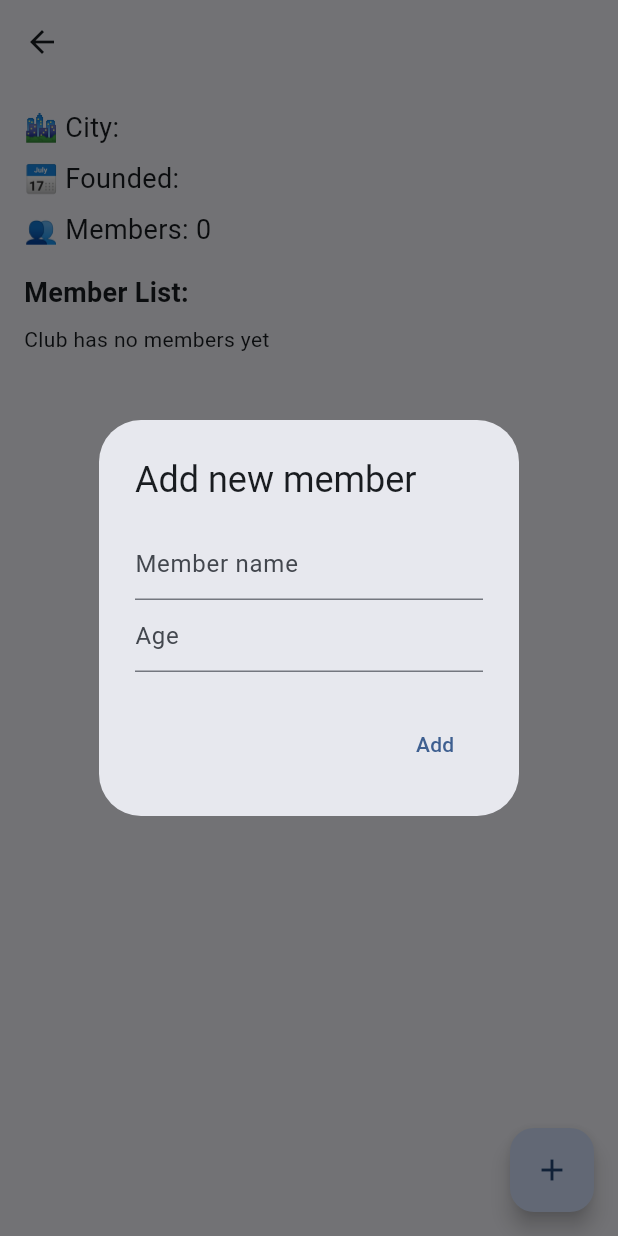
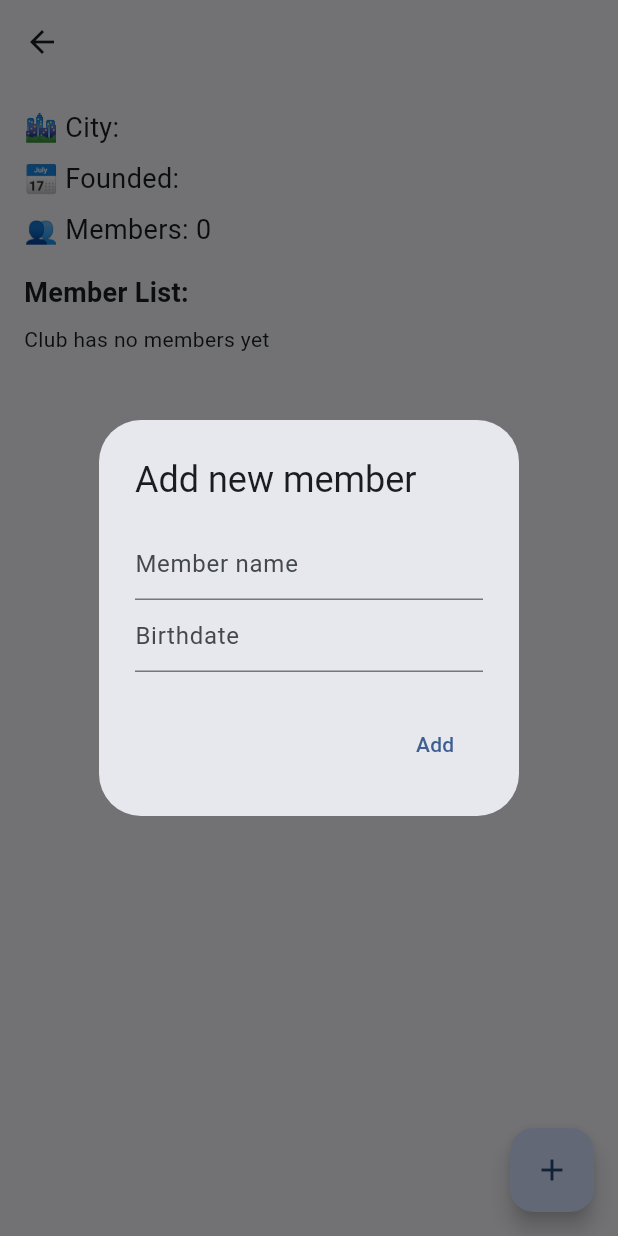
Before and after one commit to AdrianJaeger/club-app, a Flutter app: the ClubPage screen opened directly with empty values, after a tap on the "add" icon, on a phone screen of 412 x 824 dp. Run offline on Flutter 3.47's test engine with Material 3 defaults, Android fonts, the phone set to English and light mode, and no system bars; our stand-ins replace sqflite; accounts and stored records are empty.

Commit message:
birthdate for members, closes #8

```diff
--- a/lib/club_page.dart
+++ b/lib/club_page.dart
@@ -36,7 +36,7 @@ class _ClubPageState extends State<ClubPage> {
     if (memberData != null && memberData['name']!.isNotEmpty) {
       await DatabaseHelper.instance.addMember(
         memberData['name']!,
-        int.parse(memberData['age']!),
+        memberData['birthdate']!,
         widget.club['id'],
       );
       _loadMembers();
@@ -45,7 +45,24 @@ class _ClubPageState extends State<ClubPage> {
 
   Future<Map<String, String>?> _createMemberDialog() async {
     String? memberName;
-    String? memberAge;
+    String? memberBirthdate;
+    TextEditingController dateController = TextEditingController();
+
+    Future<void> selectDate(BuildContext context) async {
+      DateTime? pickedDate = await showDatePicker(
+        context: context,
+        initialDate: DateTime(2000),
+        firstDate: DateTime(1900),
+        lastDate: DateTime.now(),
+      );
+
+      if (pickedDate != null) {
+        setState(() {
+          memberBirthdate = pickedDate.toIso8601String().split('T')[0]; //YYYY-MM-DD ;
+          dateController.text = memberBirthdate!;
+        });
+      }
+    }
 
     return showDialog<Map<String, String>>(
       context: context,
@@ -65,22 +82,21 @@ class _ClubPageState extends State<ClubPage> {
                 textCapitalization: TextCapitalization.sentences,
               ),
               TextField(
-                onChanged: (value) {
-                  memberAge = value;
-                },
-                keyboardType: TextInputType.number,
-                decoration: const InputDecoration(hintText: 'Age'),
+                controller: dateController,
+                decoration: const InputDecoration(hintText: 'Birthdate'),
+                readOnly: true,
+                onTap: () => selectDate(context),
               ),
             ],
           ),
           actions: <Widget>[
             TextButton(
               onPressed: () {
-                if (memberName != null && memberAge != null) {
+                if (memberName != null && memberBirthdate != null) {
                   HapticFeedback.mediumImpact();
                   Navigator.of(context).pop({
                     'name': memberName!,
-                    'age': memberAge!
+                    'birthdate': memberBirthdate!
                   });
                 }
               },
@@ -125,6 +141,20 @@ class _ClubPageState extends State<ClubPage> {
     );
   }
 
+  int _calculateAge(String birthdateString) {
+    DateTime todayDate = DateTime.now();
+    DateTime birthDate = DateTime.parse(birthdateString);
+    int age = todayDate.year - birthDate.year;
+
+    if (todayDate.month < birthDate.month ||
+        todayDate.month == birthDate.month && todayDate.day < birthDate.day)
+    {
+      age--;
+    }
+
+    return age;
+  }
+
   @override
   Widget build(BuildContext context) {
     return Scaffold(
@@ -166,7 +196,7 @@ class _ClubPageState extends State<ClubPage> {
                         child:
                           ListTile(
                             title: Text(member['name']),
-                            subtitle: Text('Age: ${member['age']}'),
+                            subtitle: Text('Age: ${_calculateAge(member['birthdate'])} years'),
                           ),
                       ),
                       const Divider(),
--- a/lib/database_helper.dart
+++ b/lib/database_helper.dart
@@ -52,13 +52,13 @@ class DatabaseHelper {
       )
     ''');
 
-    // creates the members table with variables id, name, age, clubId
+    // creates the members table
     // and it makes sure to delete all members of a club if that club gets deleted
     await db.execute('''
       CREATE TABLE members (
         id INTEGER PRIMARY KEY AUTOINCREMENT,
         name TEXT NOT NULL,
-        age INTEGER,
+        birthdate INTEGER,
         clubId INTEGER,
         FOREIGN KEY (clubId) REFERENCES clubs (id) ON DELETE CASCADE
       )
@@ -66,9 +66,11 @@ class DatabaseHelper {
   }
 
   Future<void> _onUpgrade(Database db, int oldVersion, int newVersion) async {
+    /*
     if (oldVersion < 2) {
       await db.execute("ALTER TABLE clubs ADD COLUMN description TEXT");
     }
+    */
   }
 
   // get all existing clubs from db
@@ -112,11 +114,13 @@ class DatabaseHelper {
   }
 
   // add a new member to db
-  Future<int> addMember(String name, int age, int clubId) async {
+  Future<int> addMember(String name, String birthdate, int clubId) async {
     final db = await database;
     return await db.insert(
       'members',
-      {'name': name, 'age': age, 'clubId': clubId},
+      {'name': name,
+      'birthdate': birthdate,
+      'clubId': clubId},
       conflictAlgorithm: ConflictAlgorithm.replace,
     );
   }
```
